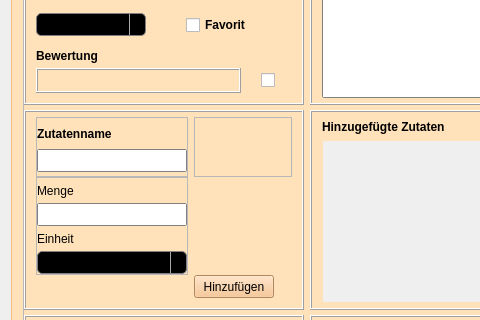
Old version of the form mainwindow.ui in the repository DaDarkDan/CookAndBakeryDb; both pictures show x 0 to 480 and y 160 to 480 of the 1279 by 734 pixel window.
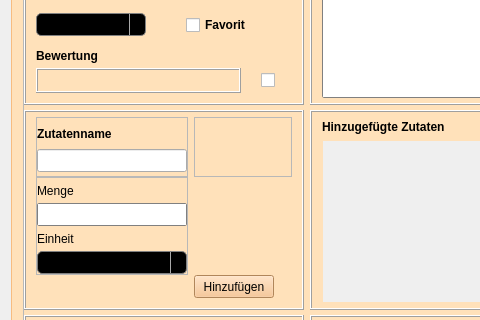
New version of the form. Icons and pictures are not drawn.

Commit message: Added Autofill for Create Ingredient name

```diff
--- a/mainwindow.ui
+++ b/mainwindow.ui
@@ -1701,13 +1701,7 @@
                   </widget>
                  </item>
                  <item>
-                  <widget class="QTextEdit" name="createIngredientNameTxtEdit">
-                   <property name="sizePolicy">
-                    <sizepolicy hsizetype="Preferred" vsizetype="Preferred">
-                     <horstretch>0</horstretch>
-                     <verstretch>0</verstretch>
-                    </sizepolicy>
-                   </property>
+                  <widget class="QLineEdit" name="createIngredientNameLineEdit">
                    <property name="minimumSize">
                     <size>
                      <width>150</width>
@@ -1720,9 +1714,6 @@
                      <height>23</height>
                     </size>
                    </property>
-                   <property name="verticalScrollBarPolicy">
-                    <enum>Qt::ScrollBarAlwaysOff</enum>
-                   </property>
                   </widget>
                  </item>
                 </layout>
```
The commit also changes 4 other files.
